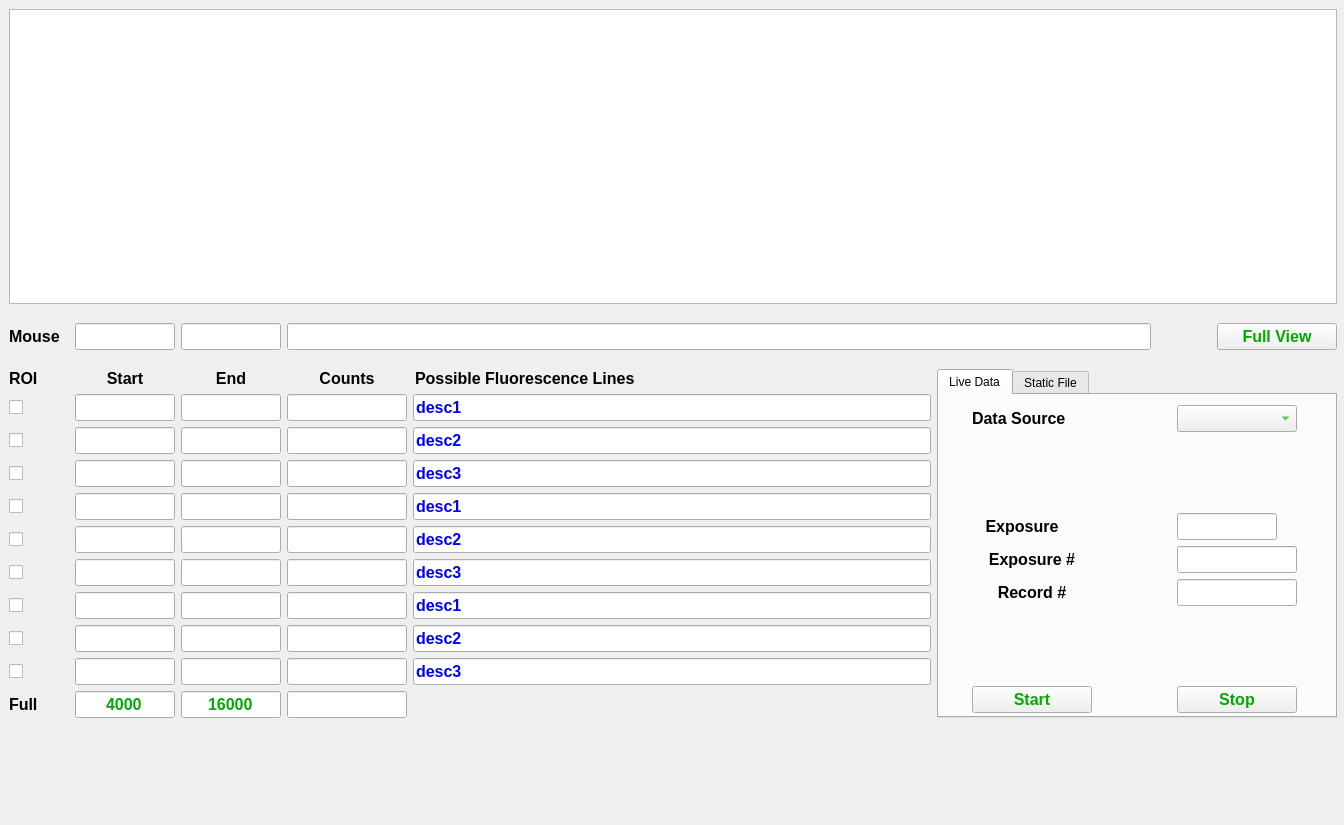
This is SSRL_MCA.ui in laura-king/pyMCA-ui as Qt 5 draws it before an edit. The edited form follows.
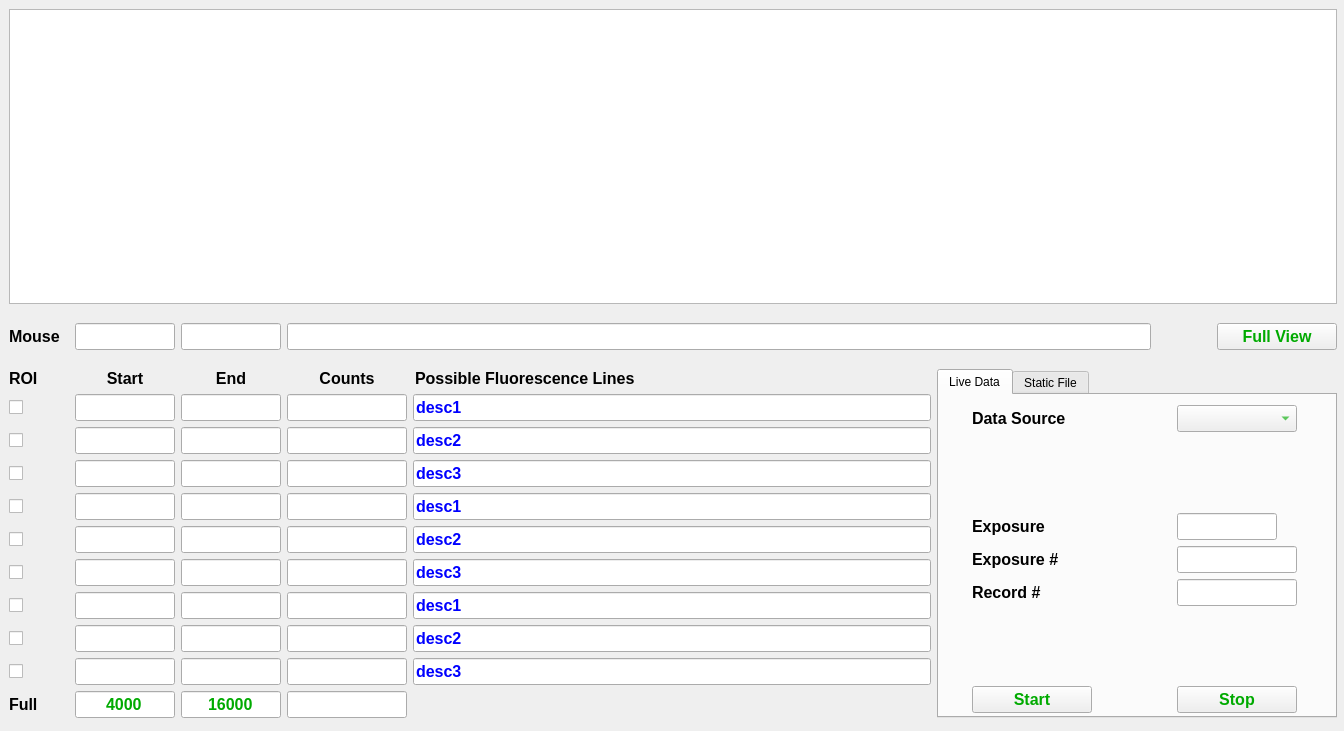
This is the edited form. The open tabs and pages were chosen to show the change. Custom widgets are drawn as their Qt base class.

Commit message: text alignment

```diff
--- a/SSRL_MCA.ui
+++ b/SSRL_MCA.ui
@@ -7,7 +7,7 @@
     <x>0</x>
     <y>0</y>
     <width>1344</width>
-    <height>825</height>
+    <height>731</height>
    </rect>
   </property>
   <property name="minimumSize">
@@ -6073,7 +6073,7 @@
               <string>Exposure #</string>
              </property>
              <property name="alignment">
-              <set>Qt::AlignCenter</set>
+              <set>Qt::AlignLeading|Qt::AlignLeft|Qt::AlignVCenter</set>
              </property>
             </widget>
            </item>
@@ -6108,7 +6108,7 @@
               <string>Exposure</string>
              </property>
              <property name="alignment">
-              <set>Qt::AlignCenter</set>
+              <set>Qt::AlignLeading|Qt::AlignLeft|Qt::AlignVCenter</set>
              </property>
             </widget>
            </item>
@@ -6338,7 +6338,7 @@
               <string>Record #</string>
              </property>
              <property name="alignment">
-              <set>Qt::AlignCenter</set>
+              <set>Qt::AlignLeading|Qt::AlignLeft|Qt::AlignVCenter</set>
              </property>
             </widget>
            </item>
@@ -6795,11 +6795,6 @@
   </widget>
  </widget>
  <customwidgets>
-  <customwidget>
-   <class>PyDMWaveformPlot</class>
-   <extends>QGraphicsView</extends>
-   <header>pydm.widgets.waveformplot</header>
-  </customwidget>
   <customwidget>
    <class>PyDMLineEdit</class>
    <extends>QLineEdit</extends>
@@ -6810,6 +6805,11 @@
    <extends>QPushButton</extends>
    <header>pydm.widgets.pushbutton</header>
   </customwidget>
+  <customwidget>
+   <class>PyDMWaveformPlot</class>
+   <extends>QGraphicsView</extends>
+   <header>pydm.widgets.waveformplot</header>
+  </customwidget>
  </customwidgets>
  <resources/>
  <connections/>
```
Left out of the diff: 1487 changed lines with no effect on the pictures.
